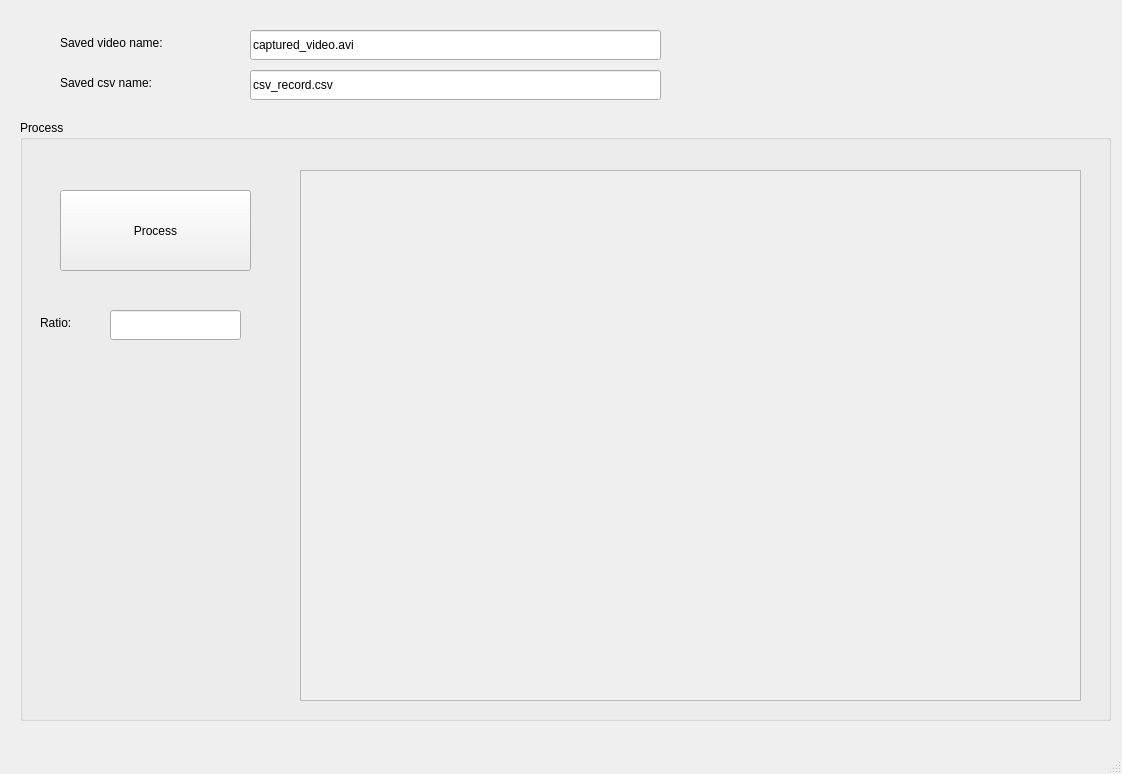
The window that fish_tracking_ui.ui (longbach2811/fish-tracking) describes before a commit, drawn with Qt 5.
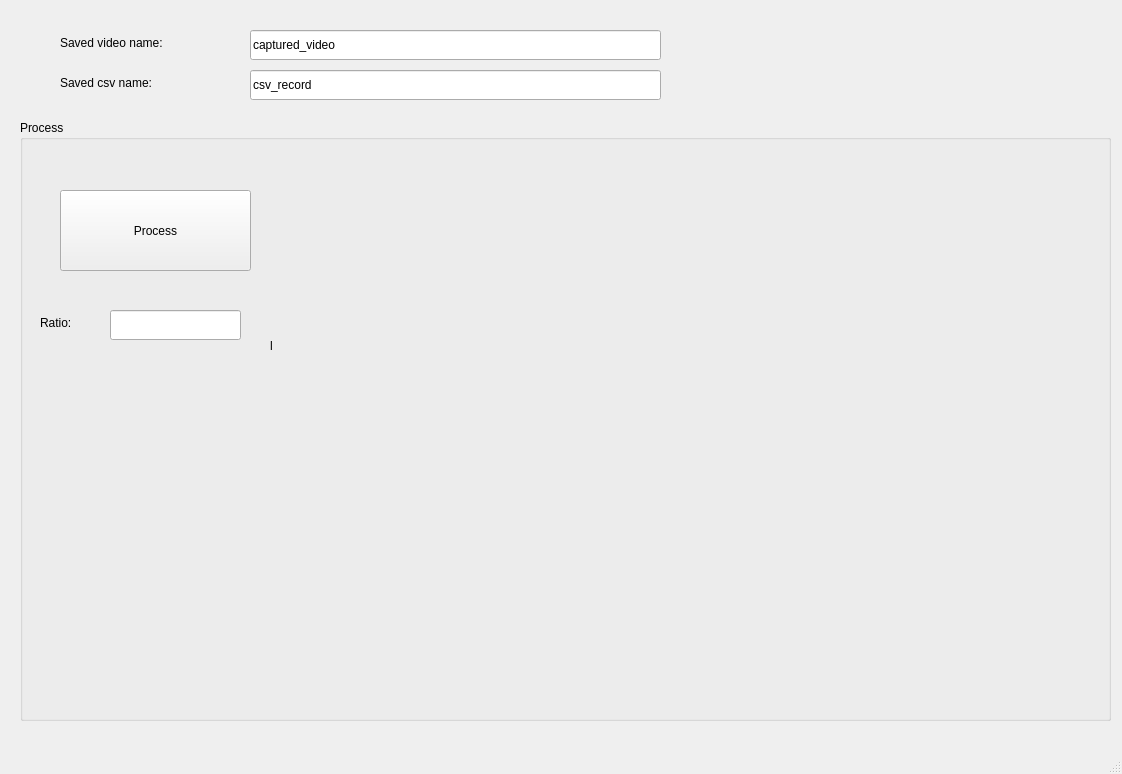
The same window after the commit.

Commit message: Complete the GUI app

The edit to the form file:
```diff
--- a/fish_tracking_ui.ui
+++ b/fish_tracking_ui.ui
@@ -50,7 +50,7 @@
      </rect>
     </property>
     <property name="text">
-     <string>captured_video.avi</string>
+     <string>captured_video</string>
     </property>
    </widget>
    <widget class="QLineEdit" name="txt_csv_name">
@@ -63,7 +63,7 @@
      </rect>
     </property>
     <property name="text">
-     <string>csv_record.csv</string>
+     <string>csv_record</string>
     </property>
    </widget>
    <widget class="QGroupBox" name="groupBox">
@@ -114,23 +114,17 @@
       </rect>
      </property>
     </widget>
-    <widget class="QFrame" name="video_frame">
+    <widget class="QLabel" name="video_frame">
      <property name="geometry">
       <rect>
-       <x>280</x>
-       <y>50</y>
-       <width>781</width>
-       <height>531</height>
+       <x>250</x>
+       <y>20</y>
+       <width>601</width>
+       <height>411</height>
       </rect>
      </property>
-     <property name="autoFillBackground">
-      <bool>true</bool>
-     </property>
-     <property name="frameShape">
-      <enum>QFrame::StyledPanel</enum>
-     </property>
-     <property name="frameShadow">
-      <enum>QFrame::Raised</enum>
+     <property name="text">
+      <string>l</string>
      </property>
     </widget>
    </widget>
```
The commit also changes 6 other files.
